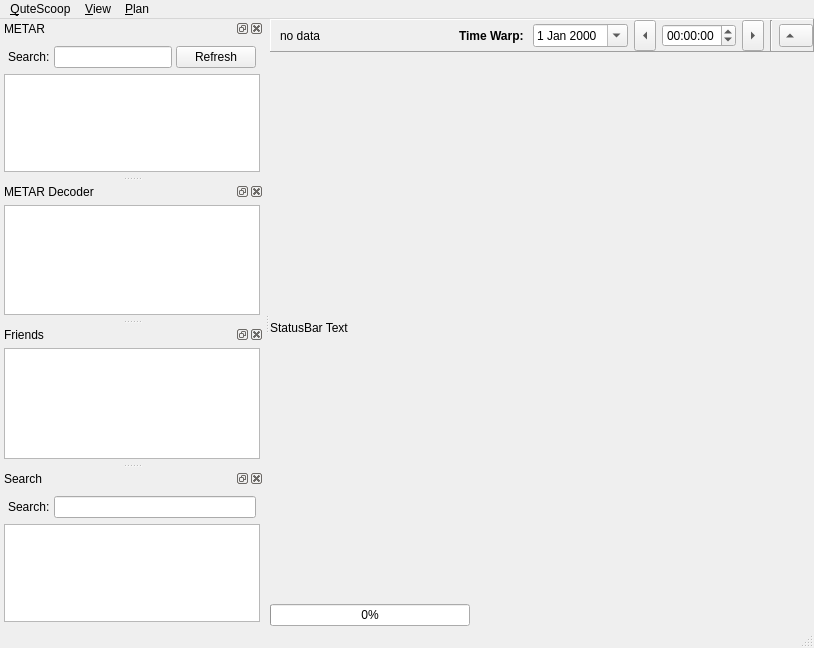
qutescoop/qutescoop, file branches/jonas_unstable/QuteScoop/gui/MainWindow.ui: the form before one commit.
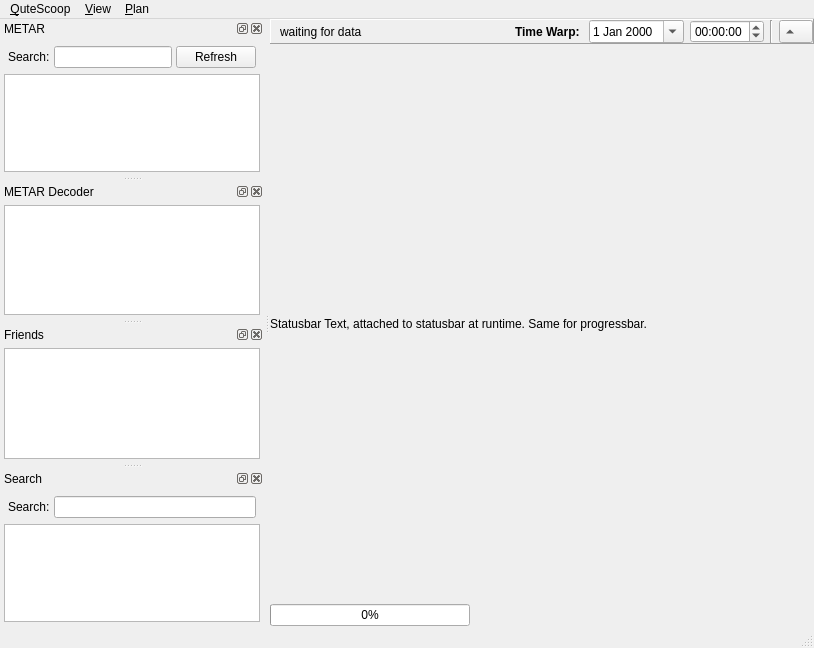
The form after the commit. Icons and pictures are not drawn.

What changed in the file:
```diff
--- a/branches/jonas_unstable/QuteScoop/gui/MainWindow.ui
+++ b/branches/jonas_unstable/QuteScoop/gui/MainWindow.ui
@@ -51,13 +51,8 @@
        </property>
        <item>
         <widget class="QLabel" name="lblWarpInfo">
-         <property name="font">
-          <font>
-           <pointsize>9</pointsize>
-          </font>
-         </property>
          <property name="text">
-          <string>no data</string>
+          <string>waiting for data</string>
          </property>
         </widget>
        </item>
@@ -97,22 +92,6 @@
          </property>
         </widget>
        </item>
-       <item>
-        <widget class="QToolButton" name="tbSubHrs">
-         <property name="text">
-          <string>...</string>
-         </property>
-         <property name="iconSize">
-          <size>
-           <width>14</width>
-           <height>24</height>
-          </size>
-         </property>
-         <property name="arrowType">
-          <enum>Qt::LeftArrow</enum>
-         </property>
-        </widget>
-       </item>
        <item>
         <widget class="QTimeEdit" name="timePredictTime">
          <property name="wrapping">
@@ -120,22 +99,6 @@
          </property>
         </widget>
        </item>
-       <item>
-        <widget class="QToolButton" name="tbAddHrs">
-         <property name="text">
-          <string>...</string>
-         </property>
-         <property name="iconSize">
-          <size>
-           <width>14</width>
-           <height>24</height>
-          </size>
-         </property>
-         <property name="arrowType">
-          <enum>Qt::RightArrow</enum>
-         </property>
-        </widget>
-       </item>
        <item>
         <widget class="Line" name="line">
          <property name="orientation">
@@ -162,7 +125,7 @@
     <item>
      <widget class="QLabel" name="lblStatus">
       <property name="text">
-       <string>StatusBar Text</string>
+       <string>Statusbar Text, attached to statusbar at runtime. Same for progressbar.</string>
       </property>
      </widget>
     </item>
```
Left out of the diff: 15 changed lines with no effect on the pictures.
